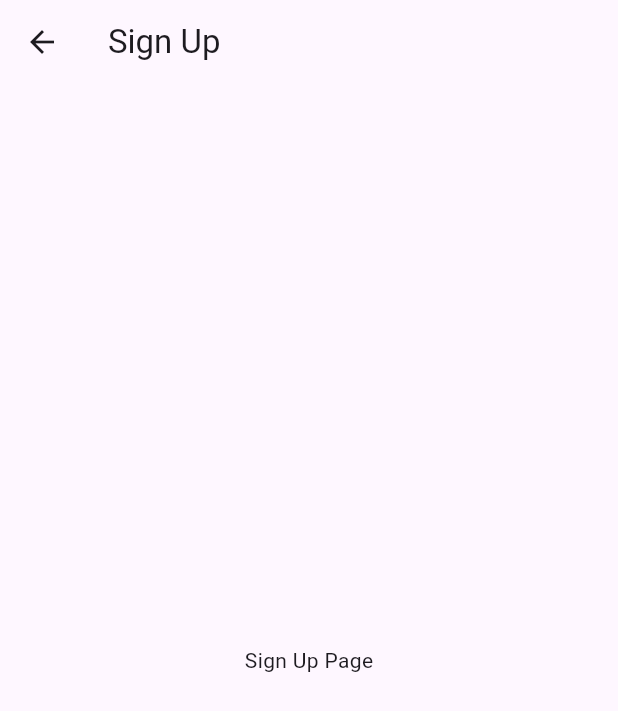
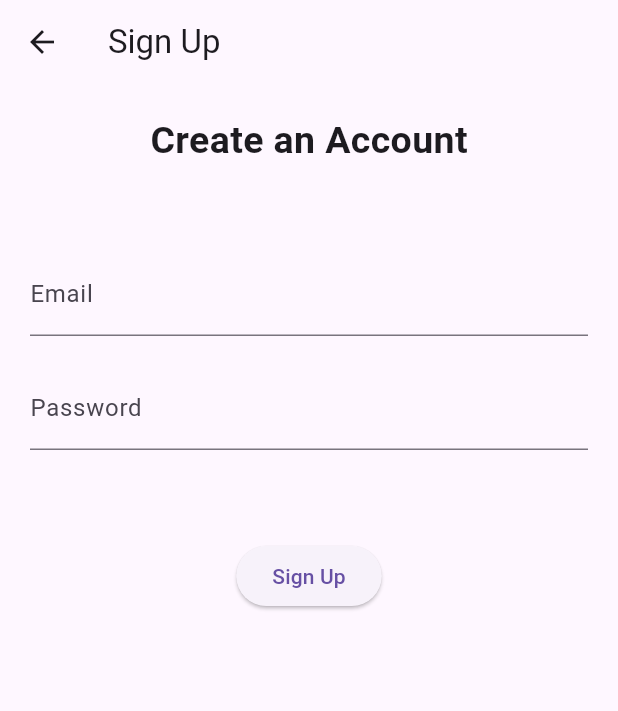
Before and after one commit to Yashwanth12321/LMS, a Flutter app: the SignUpPage screen opened directly, on a phone screen of 412 x 824 dp. Shown: the top 711 px of the screen. Run offline on Flutter 3.47's test engine with Material 3 defaults, Android fonts, the phone set to English and light mode, and no system bars; our stand-ins replace firebase_auth, firebase_core; accounts and stored records are empty.

```diff
--- a/lib/main.dart
+++ b/lib/main.dart
@@ -1,5 +1,5 @@
 import 'package:flutter/material.dart';
-import 'package:lms/pages/homePage.dart';
+import 'package:lms/pages/authentication_page.dart';
 
 import 'package:firebase_core/firebase_core.dart';
 import 'firebase_options.dart';
--- a/lib/pages/SignUp.dart
+++ b/lib/pages/SignUp.dart
@@ -1,18 +1,123 @@
+import 'package:firebase_auth/firebase_auth.dart';
+import 'package:flutter/material.dart';
+import 'package:lms/pages/home_page.dart';
 
-import 'package:flutter/material.dart';
+class SignUpPage extends StatefulWidget {
+  const SignUpPage({Key? key}) : super(key: key);
 
-class SignUpPage extends StatelessWidget {
-  const SignUpPage({super.key});
+  @override
+  _SignUpPageState createState() => _SignUpPageState();
+}
+
+class _SignUpPageState extends State<SignUpPage> {
+  final _formKey = GlobalKey<FormState>();
+  bool isLoading = false;
+  final TextEditingController _emailController = TextEditingController();
+  final TextEditingController _passwordController = TextEditingController();
+
+  signUpWithEmailAndPassword() async {
+    try {
+      setState(() {
+        isLoading = true;
+      });
+      await FirebaseAuth.instance.createUserWithEmailAndPassword(
+        email: _emailController.text,
+        password: _passwordController.text,
+      );
+      setState(() {
+        isLoading = false;
+      });
+
+      // You can navigate to a new page or do any other necessary action here
+      Navigator.pushReplacement(
+        context,
+        MaterialPageRoute(builder: (context) => const NewPage()),
+      );
+    } on FirebaseAuthException catch (e) {
+      setState(() {
+        isLoading = false;
+      });
+      String errorMessage = "Failed to sign up: ${e.message}";
+
+      ScaffoldMessenger.of(context).showSnackBar(
+        SnackBar(
+          content: Text(
+            errorMessage,
+            style: const TextStyle(color: Colors.white),
+          ),
+        ),
+      );
+    } catch (e) {
+      // Handle other non-FirebaseAuth exceptions (optional)
+      print("Error: $e"); // Log more detailed error for debugging
+    }
+  }
 
   @override
   Widget build(BuildContext context) {
-    // Implement sign up page UI and logic here
     return Scaffold(
       appBar: AppBar(
         title: const Text('Sign Up'),
+        backgroundColor: Colors.transparent,
+        elevation: 0.0,
       ),
-      body: const Center(
-        child: Text('Sign Up Page'),
+      body: Center(
+        child: Padding(
+          padding: const EdgeInsets.all(20.0),
+          child: Form(
+            key: _formKey,
+            child: Column(
+              children: [
+                const Text(
+                  'Create an Account\n',
+                  style: TextStyle(
+                    fontSize: 25,
+                    fontWeight: FontWeight.bold,
+                  ),
+                ),
+                const SizedBox(height: 20.0),
+                TextFormField(
+                  controller: _emailController,
+                  validator: (text) {
+                    if (text == null || text.isEmpty) {
+                      return 'Email is empty';
+                    }
+                    return null;
+                  },
+                  decoration: const InputDecoration(labelText: "Email"),
+                ),
+                const SizedBox(height: 20.0),
+                TextFormField(
+                  controller: _passwordController,
+                  obscureText: true,
+                  validator: (text) {
+                    if (text == null || text.isEmpty) {
+                      return 'Password is empty';
+                    }
+                    return null;
+                  },
+                  decoration: const InputDecoration(labelText: "Password"),
+                ),
+                const SizedBox(height: 20.0),
+                const Text("\n"),
+                ElevatedButton(
+                  onPressed: () {
+                    if (_formKey.currentState!.validate()) {
+                      signUpWithEmailAndPassword();
+                    }
+                  },
+                  child: isLoading
+                      ? const Center(
+                          child: CircularProgressIndicator(
+                            color: Colors.white,
+                          ),
+                        )
+                      : const Text("Sign Up"),
+                ),
+              ],
+            ),
+          ),
+        ),
       ),
     );
   }
--- a/lib/pages/homePage.dart
+++ b/lib/pages/authentication_page.dart
@@ -1,6 +1,6 @@
 import 'package:flutter/material.dart';
-import 'package:lms/pages/Login.dart';
-import 'package:lms/pages/SignUp.dart';
+import 'package:lms/pages/login_page.dart';
+import 'package:lms/pages/signUp.dart';
 
 class HomePage extends StatelessWidget {
   const HomePage({super.key});
--- a/lib/pages/newPage.dart
+++ /dev/null
@@ -1,26 +0,0 @@
-import 'package:flutter/material.dart';
-
-class NewPage extends StatefulWidget {
-  const NewPage({super.key});
-
-  @override
-  State<NewPage> createState() => _NewPageState();
-}
-
-class _NewPageState extends State<NewPage> {
-  @override
-  Widget build(BuildContext context) {
-    return Scaffold(
-      appBar: AppBar(
-        backgroundColor: Colors.white,
-        title: const Text('New Page'), // Add a title to the app bar
-      ),
-      body: const Center(
-        child: Text(
-          'This is the content of the New Page!',
-          style: TextStyle(fontSize: 20), // Adjust font size as desired
-        ),
-      ),
-    );
-  }
-}
```
Also changed, not shown: lib/pages/home_page.dart (added, +61 -0 lines), lib/pages/login_page.dart (renamed from lib/pages/Login.dart, +4 -3 lines).
